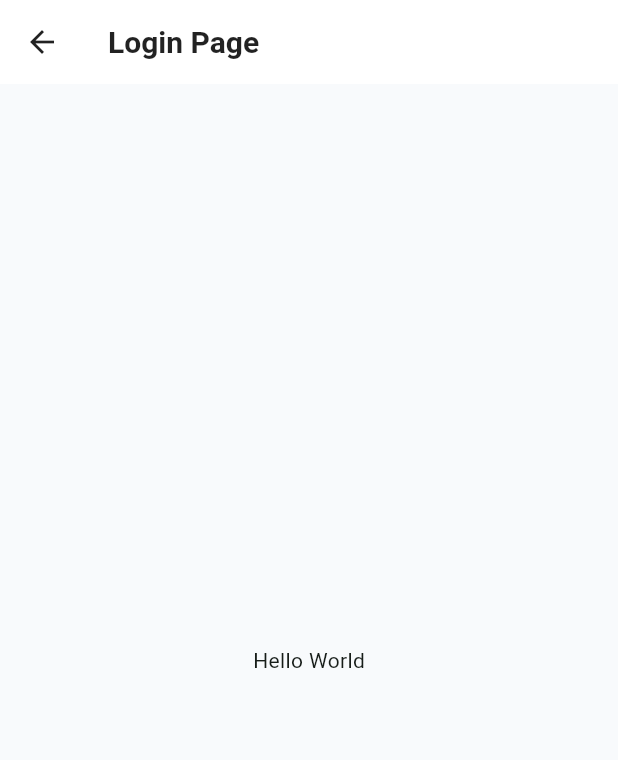
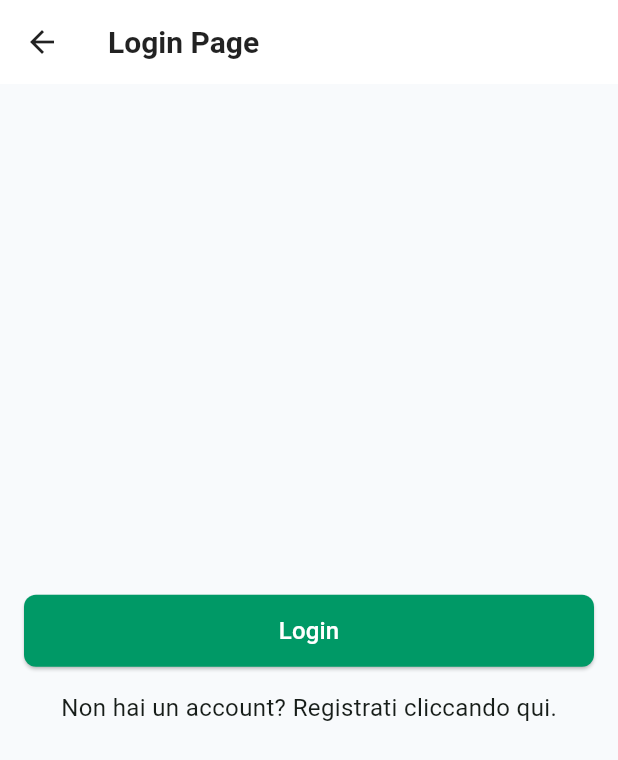
Before and after one commit to kappall/GreenLink, a Flutter app: the LoginPage screen opened directly, on a phone screen of 412 x 824 dp. Shown: the top 760 px of the screen. Run offline on Flutter 3.47's test engine with Material 3 defaults, Android fonts, the phone set to English and light mode, and no system bars; our stand-ins replace go_router.

Commit message:
feat: add first version UI auth

```diff
--- a/lib/features/auth/pages/login.dart
+++ b/lib/features/auth/pages/login.dart
@@ -1,4 +1,5 @@
 import 'package:flutter/material.dart';
+import '../widgets/button.dart';
 
 class LoginPage extends StatelessWidget {
   const LoginPage({super.key});
@@ -6,11 +7,32 @@ class LoginPage extends StatelessWidget {
   @override
   Widget build(BuildContext context) {
     return Scaffold(
-      appBar: AppBar(
-        title: const Text('Login Page'),
-      ),
-      body: const Center(
-        child: Text('Hello World'),
+      appBar: AppBar(title: const Text('Login Page')),
+
+      body: Center(
+        child: Padding(
+          padding: const EdgeInsets.all(16.0),
+          child: Column(
+            mainAxisSize: MainAxisSize.min,
+            children: [
+              AuthButton(
+                label: 'Login',
+                textColor: Colors.white,
+                onPressed: () {},
+              ),
+              const SizedBox(height: 16),
+              GestureDetector(
+                onTap: () {
+                  // Navigate to registration page
+                },
+                child:Text(
+                'Non hai un account? Registrati cliccando qui.',
+                style: TextStyle(fontSize: 16),
+              ),
+              ),
+            ],
+          ),
+        ),
       ),
     );
   }
--- /dev/null
+++ b/lib/features/auth/widgets/button.dart
@@ -0,0 +1,38 @@
+import 'package:flutter/material.dart';
+
+class AuthButton extends StatelessWidget {
+  final String label;
+  final Color textColor;
+  final VoidCallback? onPressed;
+
+  const AuthButton({
+    super.key,
+    required this.label,
+    required this.textColor,
+    this.onPressed,
+  });
+
+  @override
+  Widget build(BuildContext context) {
+    return SizedBox(
+      width: double.infinity,
+      height: 48,
+      child: ElevatedButton(
+        onPressed: onPressed,
+        style: ElevatedButton.styleFrom(
+          backgroundColor: Color.fromARGB(255, 0, 153, 102),
+          shape: RoundedRectangleBorder(
+            borderRadius: BorderRadius.circular(8),
+          ),
+        ),
+        child: Text(
+          label,
+          style: TextStyle(
+            color: textColor,
+            fontSize: 16,
+          ),
+        ),
+      ),
+    );
+  }
+}
```
Also changed, not shown: lib/features/auth/pages/register.dart (+39 -0 lines).
